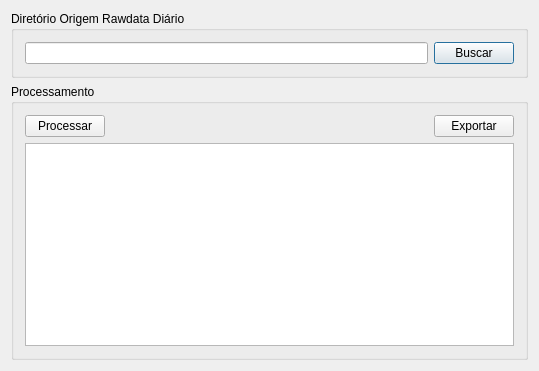
This is dialog.ui in OtavioPellicano/Gerador-indicadores-smp as Qt 5 draws it before an edit. The edited form follows.
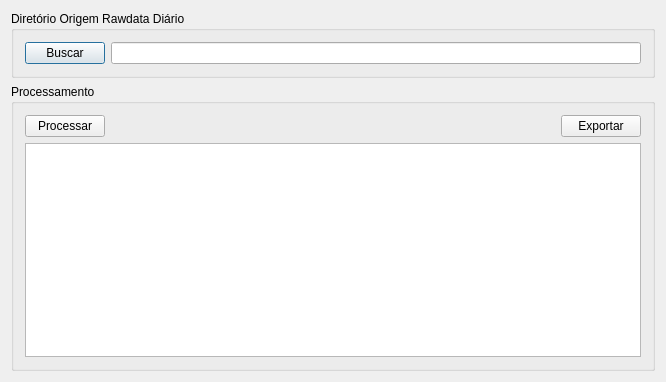
This is the edited form.

Commit message: desabilitei a lineEdit

```diff
--- a/dialog.ui
+++ b/dialog.ui
@@ -6,8 +6,8 @@
    <rect>
     <x>0</x>
     <y>0</y>
-    <width>539</width>
-    <height>371</height>
+    <width>666</width>
+    <height>382</height>
    </rect>
   </property>
   <property name="windowTitle">
@@ -22,9 +22,6 @@
      <layout class="QVBoxLayout" name="verticalLayout">
       <item>
        <layout class="QHBoxLayout" name="horizontalLayout">
-        <item>
-         <widget class="QLineEdit" name="lineEdit_diretorio_origem"/>
-        </item>
         <item>
          <widget class="QPushButton" name="pushButton_buscar">
           <property name="text">
@@ -32,6 +29,9 @@
           </property>
          </widget>
         </item>
+        <item>
+         <widget class="QLineEdit" name="lineEdit_diretorio_origem"/>
+        </item>
        </layout>
       </item>
      </layout>
```
